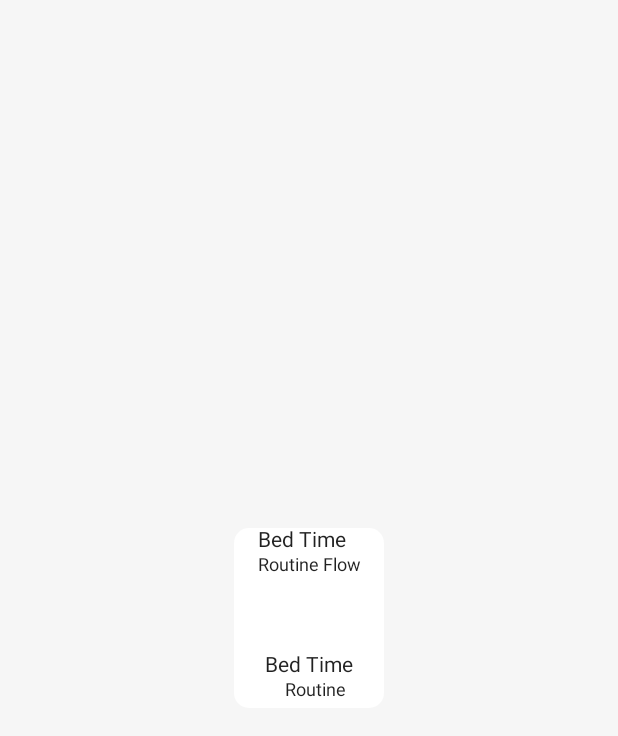
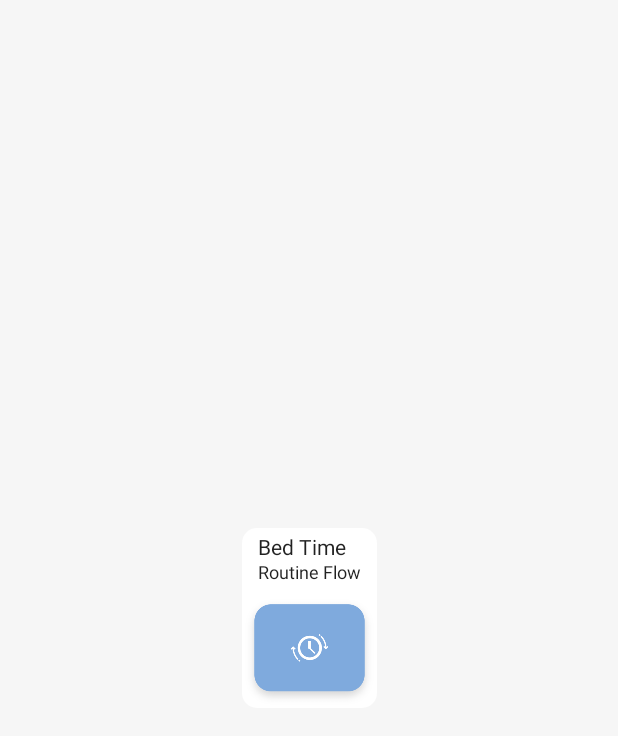
Before and after one commit to PGautam27/UI-Screens2, an Android app built with Jetpack Compose: the screen it shows after launch (MainActivity), on a phone screen of 412 x 824 dp. Shown: the top 736 px of the screen. Run offline under Robolectric (Android 15) with nearby library versions, the phone set to English and light mode, and no system bars.

Commit message:
Screens 2

```diff
--- a/app/src/main/java/com/example/pupps/percieverance/components/WakeUp.kt
+++ b/app/src/main/java/com/example/pupps/percieverance/components/WakeUp.kt
@@ -1,22 +1,30 @@
 package com.example.pupps.percieverance.components
 
+import androidx.compose.foundation.Image
 import androidx.compose.foundation.background
+import androidx.compose.foundation.clickable
 import androidx.compose.foundation.layout.*
 import androidx.compose.foundation.shape.RoundedCornerShape
 import androidx.compose.material.Text
 import androidx.compose.runtime.Composable
+import androidx.compose.runtime.mutableStateOf
+import androidx.compose.runtime.remember
 import androidx.compose.ui.Alignment
 import androidx.compose.ui.Modifier
 import androidx.compose.ui.draw.clip
 import androidx.compose.ui.graphics.Color
+import androidx.compose.ui.res.painterResource
 import androidx.compose.ui.text.AnnotatedString
 import androidx.compose.ui.text.SpanStyle
 import androidx.compose.ui.unit.dp
 import androidx.compose.ui.unit.sp
+import com.example.pupps.R
 
 @Composable
 fun scheduledCard() {
-
+    val textVisibility = remember {
+        mutableStateOf(true)
+    }
     Column(
         modifier = Modifier
             .fillMaxSize()
@@ -27,10 +35,11 @@ fun scheduledCard() {
         Box(
             modifier = Modifier
                 .height(120.dp)
-                .width(100.dp)
+                .width(90.dp)
                 .clip(RoundedCornerShape(10.dp))
                 .background(Color.White)
         ) {
+            if (textVisibility.value){
                 Text(
                     text = AnnotatedString(
                         text = "Bed Time",
@@ -41,8 +50,18 @@ fun scheduledCard() {
                             spanStyle = SpanStyle(fontSize = 12.sp)
                         )
                     ),
-                modifier = Modifier.align(Alignment.TopCenter)
+                    modifier = Modifier.align(Alignment.TopCenter).padding(top = 5.dp)
                 )
+            }
+            if (!textVisibility.value){
+                Image(painter = painterResource(id = R.drawable.bed), contentDescription = null, modifier = Modifier
+                    .width(200.dp)
+                    .height(85.dp)
+                    .align(Alignment.TopCenter)
+                    .clickable { textVisibility.value = true}
+                )
+            }
+            if (!textVisibility.value){
                 Text(
                     text = AnnotatedString(
                         text = "Bed Time",
@@ -53,8 +72,20 @@ fun scheduledCard() {
                             spanStyle = SpanStyle(fontSize = 12.sp)
                         )
                     ),
-                modifier = Modifier.align(Alignment.BottomCenter).padding(bottom = 5.dp)
+                    modifier = Modifier
+                        .align(Alignment.BottomCenter)
+                        .padding(bottom = 7.dp)
+                )
+            }
+
+            if (textVisibility.value){
+                Image(painter = painterResource(id = R.drawable.bed), contentDescription = null, modifier = Modifier
+                    .width(200.dp)
+                    .height(75.dp)
+                    .align(Alignment.BottomCenter)
+                    .clickable {textVisibility.value = false }
                 )
             }
         }
     }
+}
```
Also changed, not shown: app/src/main/res/drawable/bed.png. Lines whose indentation alone changed are shown as unchanged.
